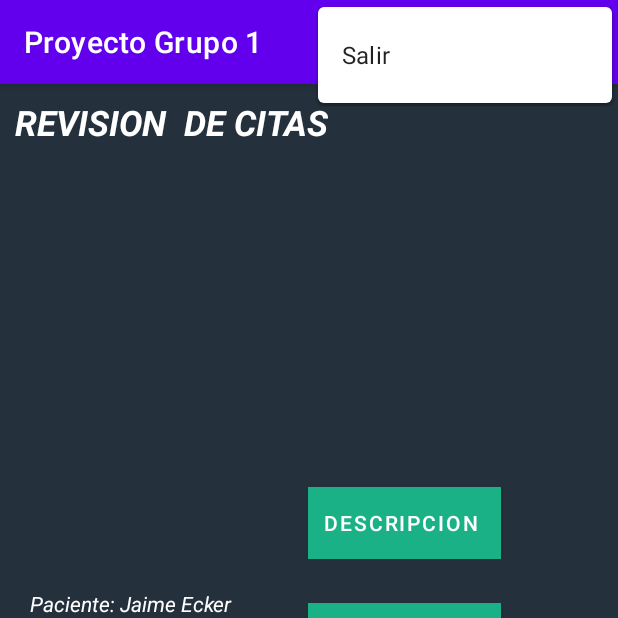
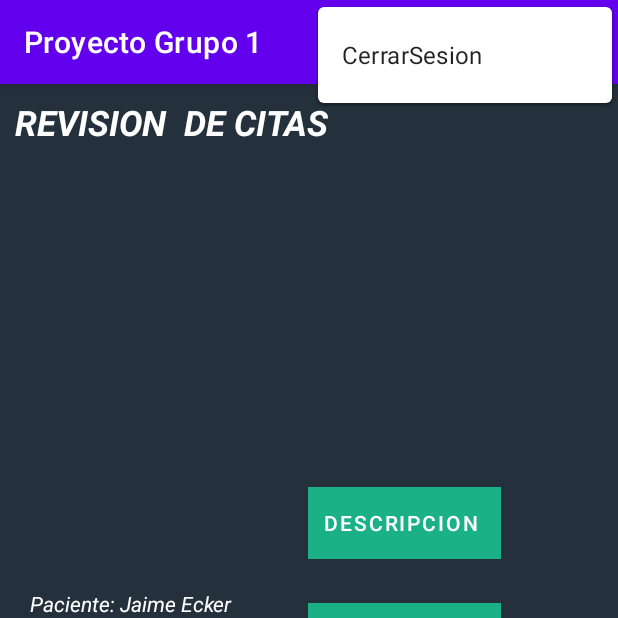
Before and after one commit to Crislander94/ProyectoElectiva, an Android app: the MainActivity2_Doctor screen opened directly, with no data from a screen before it, with the options menu open, on a phone screen of 412 x 824 dp, the top half of it. Run offline under Robolectric (Android 15) with nearby library versions, the phone set to English and light mode, and no system bars; 1 statement that could not run was skipped.

Commit message:
update15

```diff
--- a/app/src/main/java/com/example/agendamientoconsultorioodontologico/MainActivity2_Doctor.java
+++ b/app/src/main/java/com/example/agendamientoconsultorioodontologico/MainActivity2_Doctor.java
@@ -87,4 +87,9 @@ public class MainActivity2_Doctor extends AppCompatActivity {
         startActivity(descripcion4);
     }
 
+    public void CerrarSesion(View view){
+        Intent cerrarsesion = new Intent(this,MainActivity.class);
+        startActivity(cerrarsesion);
+
+    }
 }
--- a/app/src/main/res/menu/menu.xml
+++ b/app/src/main/res/menu/menu.xml
@@ -4,7 +4,9 @@
     xmlns:tools="http://schemas.android.com/tools"
     tools:context=".MainActivity2_Doctor">
 
-    <item android:id="@+id/salir"
-        android:title="Salir"/>
+    <item
+        android:id="@+id/cerrarsesion"
+        android:onClick="CerrarSesion"
+        android:title="CerrarSesion" />
 
 </menu>
--- a/app/src/main/res/menu/menu2.xml
+++ b/app/src/main/res/menu/menu2.xml
@@ -4,8 +4,10 @@
     xmlns:tools="http://schemas.android.com/tools"
     tools:context=".MainActivity_descripcion_doc">
 
-    <item android:id="@+id/salir"
-        android:title="Salir"/>
+    <item
+        android:id="@+id/cerrarsesion"
+        android:onClick="Salir"
+        android:title="Salir" />
 
 
 </menu>
```
Also changed, not shown: app/src/main/java/com/example/agendamientoconsultorioodontologico/MainActivity_descripcion_doc.java (+7 -0 lines).
